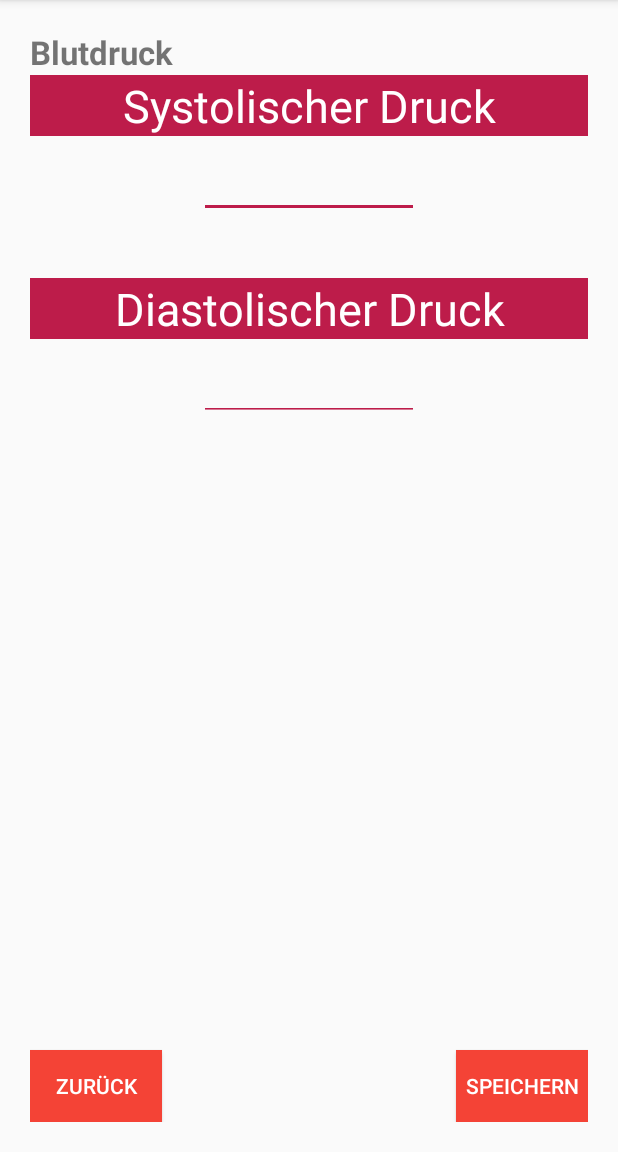
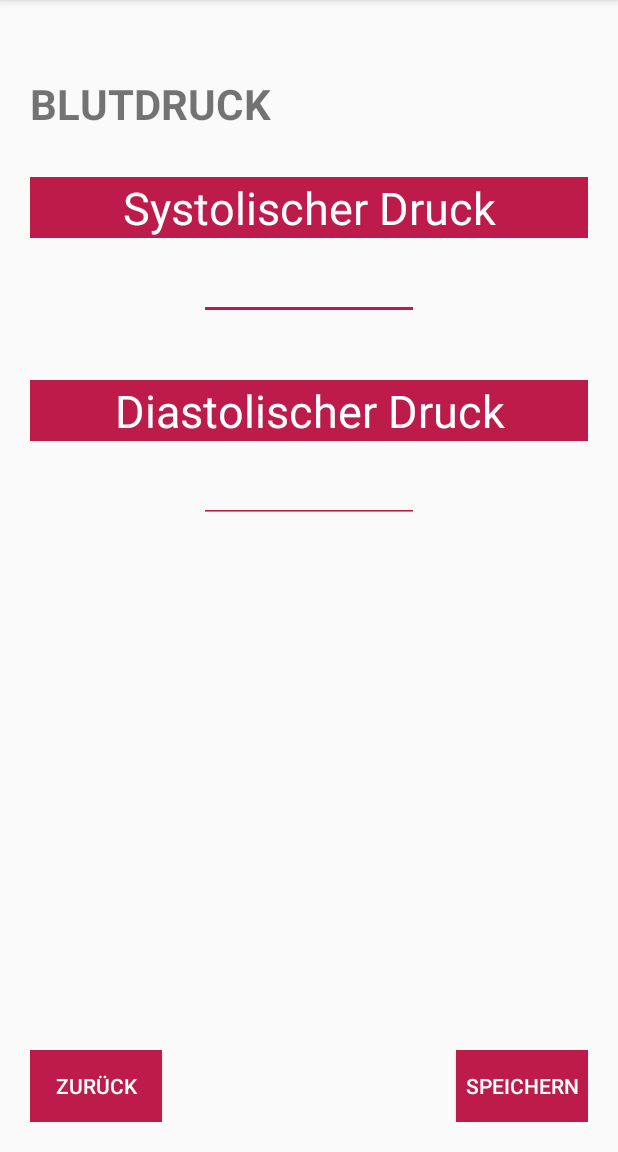
Before and after one commit to knesslau17/App, an Android app: the BlutdruckActivity screen opened directly, with no data from a screen before it, on a phone screen of 412 x 824 dp, the part 84-1236 px from its top. Run offline under Robolectric (Android 15) with nearby library versions, the phone set to English and light mode, and no system bars.

Commit message:
Erste Teile des Blutdrucklayouts

```diff
--- a/app/src/main/res/layout/activity_blutdruck.xml
+++ b/app/src/main/res/layout/activity_blutdruck.xml
@@ -12,7 +12,7 @@
         android:layout_height="wrap_content"
         android:layout_alignParentEnd="true"
         android:layout_alignParentBottom="true"
-        android:background="#F44336"
+        android:background="#BD1C4A"
         android:onClick="onClickCalculateBMI"
         android:text="@string/saveRR"
         android:textColor="#FFFFFF" />
@@ -23,7 +23,7 @@
         android:layout_height="wrap_content"
         android:layout_alignParentStart="true"
         android:layout_alignParentBottom="true"
-        android:background="#F44336"
+        android:background="#BD1C4A"
         android:onClick="onClickSwitchToMain"
         android:text="@string/btnBack"
         android:textColor="#FFFFFF" />
@@ -32,15 +32,17 @@
         android:id="@+id/headerBloodpressure"
         android:layout_width="wrap_content"
         android:layout_height="wrap_content"
-        android:text="Blutdruck"
-        android:textSize="22sp"
+        android:layout_marginTop="30dp"
+        android:text="BLUTDRUCK"
+        android:textSize="28sp"
         android:textStyle="bold" />
 
     <TextView
         android:id="@+id/headingSystolic"
         android:layout_width="match_parent"
         android:layout_height="wrap_content"
-        android:layout_below="@+id/header"
+
+        android:layout_below="@+id/headerBloodpressure"
         android:layout_marginTop="30dp"
         android:background="#BD1C4A"
         android:gravity="top|center_horizontal"
@@ -57,8 +59,6 @@
         android:layout_centerHorizontal="true"
         android:background="?attr/editTextBackground"
         android:backgroundTint="#BD1C4A"
-
-
 
         android:ems="5"
         android:inputType="numberDecimal"
```
